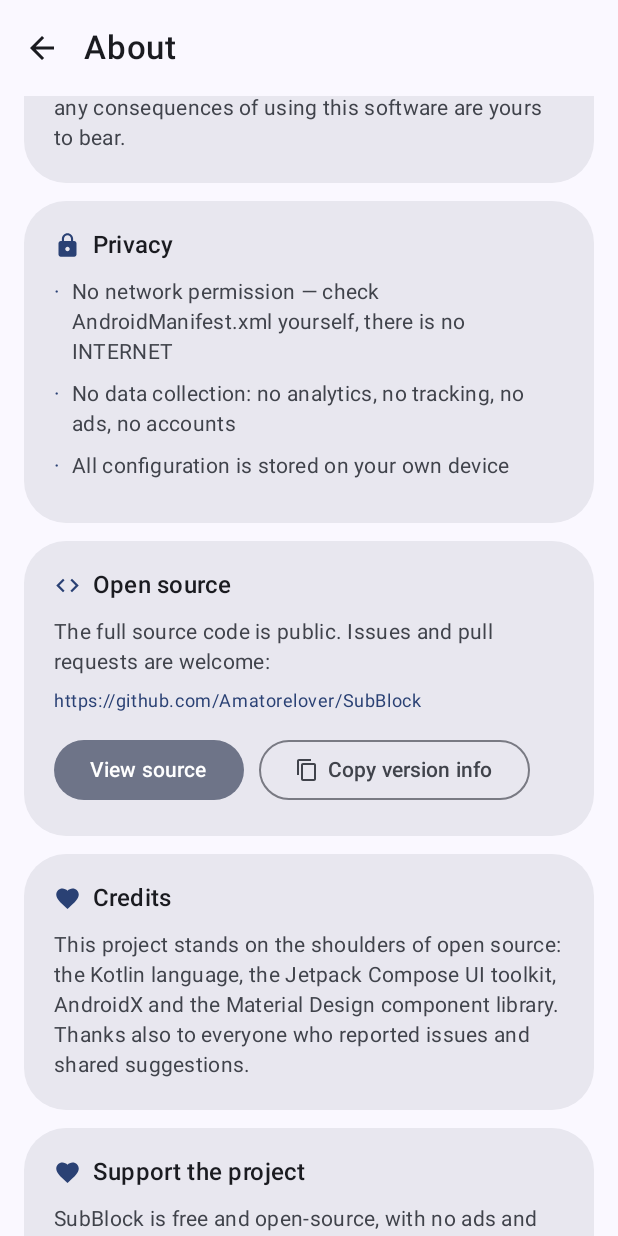
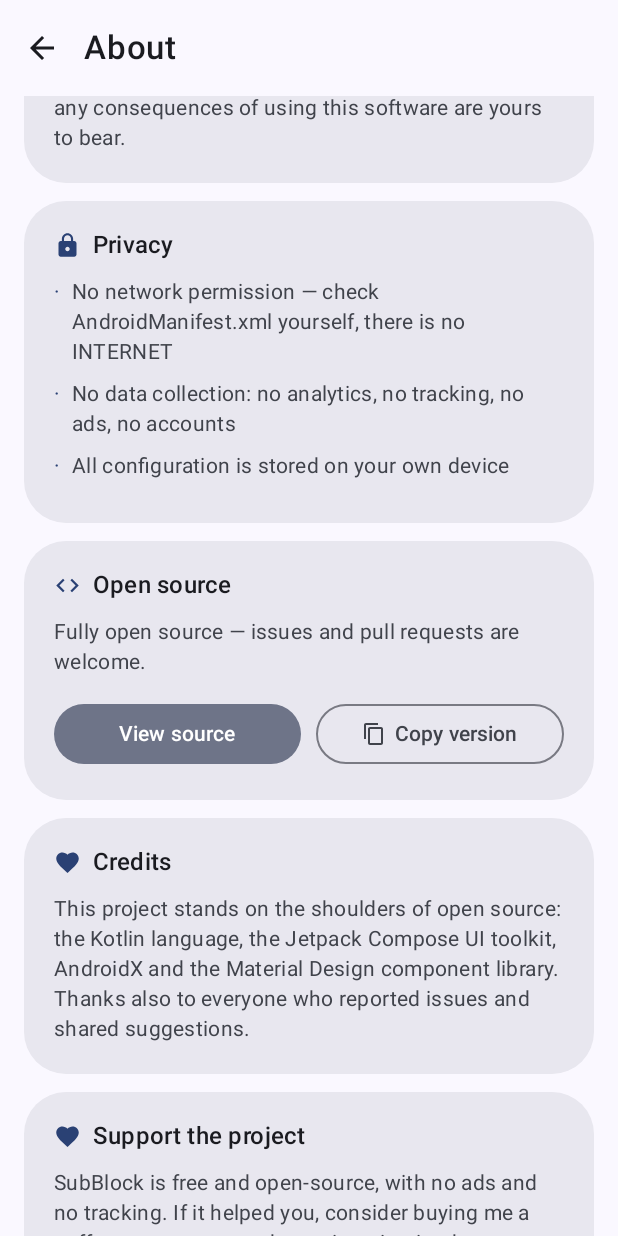
Before and after one commit to Amatorelover/SubBlock, an Android app built with Jetpack Compose: the composable AboutScreen shown on its own in the app's theme, scrolled down 532 dp, on a phone screen of 412 x 824 dp. Run offline under Robolectric (Android 15) with nearby library versions, the phone set to English and light mode, and no system bars.

Commit message:
style(about): 关于页排版合理化
- 删掉开源卡片里裸露的 GitHub URL 文字（查看源码按钮已可打开）
- 复制版本信息按钮缩短文案并等宽，英文下不再折行
- 三个赞助按钮改等宽三等分，消除 FlowRow 参差掉行
- 英文 Aifadian (爱发电) 混排改为 Afdian

```diff
--- a/app/build.gradle.kts
+++ b/app/build.gradle.kts
@@ -25,8 +25,8 @@ android {
         applicationId = "com.yanhu.subblock"
         minSdk = 26
         targetSdk = 36
-        versionCode = 18
-        versionName = "1.4.11"
+        versionCode = 19
+        versionName = "1.4.12"
 
         // 作者与仓库地址集中在这里定义，改一处即可全局同步
         buildConfigField("String", "AUTHOR_NAME", "\"Lihoo\"")
--- a/app/src/main/java/com/yanhu/subblock/ui/AboutScreen.kt
+++ b/app/src/main/java/com/yanhu/subblock/ui/AboutScreen.kt
@@ -15,8 +15,6 @@ import androidx.compose.foundation.Image
 import androidx.compose.foundation.gestures.detectTapGestures
 import androidx.compose.foundation.layout.Arrangement
 import androidx.compose.foundation.layout.Column
-import androidx.compose.foundation.layout.ExperimentalLayoutApi
-import androidx.compose.foundation.layout.FlowRow
 import androidx.compose.foundation.layout.Row
 import androidx.compose.foundation.layout.Spacer
 import androidx.compose.foundation.layout.fillMaxSize
@@ -84,7 +82,7 @@ import kotlinx.coroutines.withContext
  * 注意版本号取自 BuildConfig —— 它在打包时由构建系统自动注入，
  * 所以永远不可能和真实版本对不上（写死的版本号迟早会过期）。
  */
-@OptIn(ExperimentalMaterial3Api::class, ExperimentalLayoutApi::class)
+@OptIn(ExperimentalMaterial3Api::class)
 @Composable
 fun AboutScreen(onBack: () -> Unit) {
     BackHandler { onBack() }
@@ -185,19 +183,14 @@ fun AboutScreen(onBack: () -> Unit) {
                 title = stringResource(R.string.about_section_opensource)
             ) {
                 BodyText(stringResource(R.string.about_opensource_body))
-                Spacer(Modifier.height(8.dp))
-                Text(
-                    BuildConfig.GITHUB_URL,
-                    style = MaterialTheme.typography.bodySmall,
-                    color = MaterialTheme.colorScheme.primary
-                )
                 Spacer(Modifier.height(14.dp))
                 Row(horizontalArrangement = Arrangement.spacedBy(10.dp)) {
                     FilledTonalButton(
                         onClick = {
                             val intent = Intent(Intent.ACTION_VIEW, Uri.parse(BuildConfig.GITHUB_URL))
                             runCatching { context.startActivity(intent) }
-                        }
+                        },
+                        modifier = Modifier.weight(1f)
                     ) {
                         Text(stringResource(R.string.about_view_source))
                     }
@@ -214,7 +207,8 @@ fun AboutScreen(onBack: () -> Unit) {
                                     )
                                 )
                             )
-                        }
+                        },
+                        modifier = Modifier.weight(1f)
                     ) {
                         Icon(Icons.Filled.ContentCopy, contentDescription = null, modifier = Modifier.size(16.dp))
                         Spacer(Modifier.width(6.dp))
@@ -238,10 +232,9 @@ fun AboutScreen(onBack: () -> Unit) {
             ) {
                 BodyText(stringResource(R.string.about_sponsor_body))
                 Spacer(Modifier.height(14.dp))
-                FlowRow(
+                Row(
                     modifier = Modifier.fillMaxWidth(),
-                    horizontalArrangement = Arrangement.spacedBy(10.dp),
-                    verticalArrangement = Arrangement.spacedBy(10.dp)
+                    horizontalArrangement = Arrangement.spacedBy(8.dp)
                 ) {
                     OutlinedButton(
                         onClick = {
@@ -250,14 +243,21 @@ fun AboutScreen(onBack: () -> Unit) {
                                 Uri.parse(context.getString(R.string.about_sponsor_url_afdian))
                             )
                             runCatching { context.startActivity(intent) }
-                        }
+                        },
+                        modifier = Modifier.weight(1f)
                     ) {
                         Text(stringResource(R.string.about_sponsor_afdian))
                     }
-                    OutlinedButton(onClick = { qrDialogRes = R.drawable.donate_wechat }) {
+                    OutlinedButton(
+                        onClick = { qrDialogRes = R.drawable.donate_wechat },
+                        modifier = Modifier.weight(1f)
+                    ) {
                         Text(stringResource(R.string.about_sponsor_wechat))
                     }
-                    OutlinedButton(onClick = { qrDialogRes = R.drawable.donate_alipay }) {
+                    OutlinedButton(
+                        onClick = { qrDialogRes = R.drawable.donate_alipay },
+                        modifier = Modifier.weight(1f)
+                    ) {
                         Text(stringResource(R.string.about_sponsor_alipay))
                     }
                 }
--- a/app/src/main/res/values/strings.xml
+++ b/app/src/main/res/values/strings.xml
@@ -154,9 +154,9 @@
     <string name="about_privacy_3">All configuration is stored on your own device</string>
 
     <string name="about_section_opensource">Open source</string>
-    <string name="about_opensource_body">The full source code is public. Issues and pull requests are welcome:</string>
+    <string name="about_opensource_body">Fully open source — issues and pull requests are welcome.</string>
     <string name="about_view_source">View source</string>
-    <string name="about_copy_version">Copy version info</string>
+    <string name="about_copy_version">Copy version</string>
     <string name="about_version_line">SubBlock v%1$s (%2$d) · Android %3$s (API %4$d)</string>
 
     <string name="about_section_thanks">Credits</string>
@@ -165,7 +165,7 @@
     <!-- ========================= 支持作者 ========================= -->
     <string name="about_section_sponsor">Support the project</string>
     <string name="about_sponsor_body">SubBlock is free and open-source, with no ads and no tracking. If it helped you, consider buying me a coffee — your support keeps it maintained.</string>
-    <string name="about_sponsor_afdian">Aifadian (爱发电)</string>
+    <string name="about_sponsor_afdian">Afdian</string>
     <string name="about_sponsor_url_afdian">https://afdian.com/a/lihoo1998</string>
     <string name="about_sponsor_wechat">WeChat Pay</string>
     <string name="about_sponsor_alipay">Alipay</string>
```
Also changed, not shown: 2 other files.
